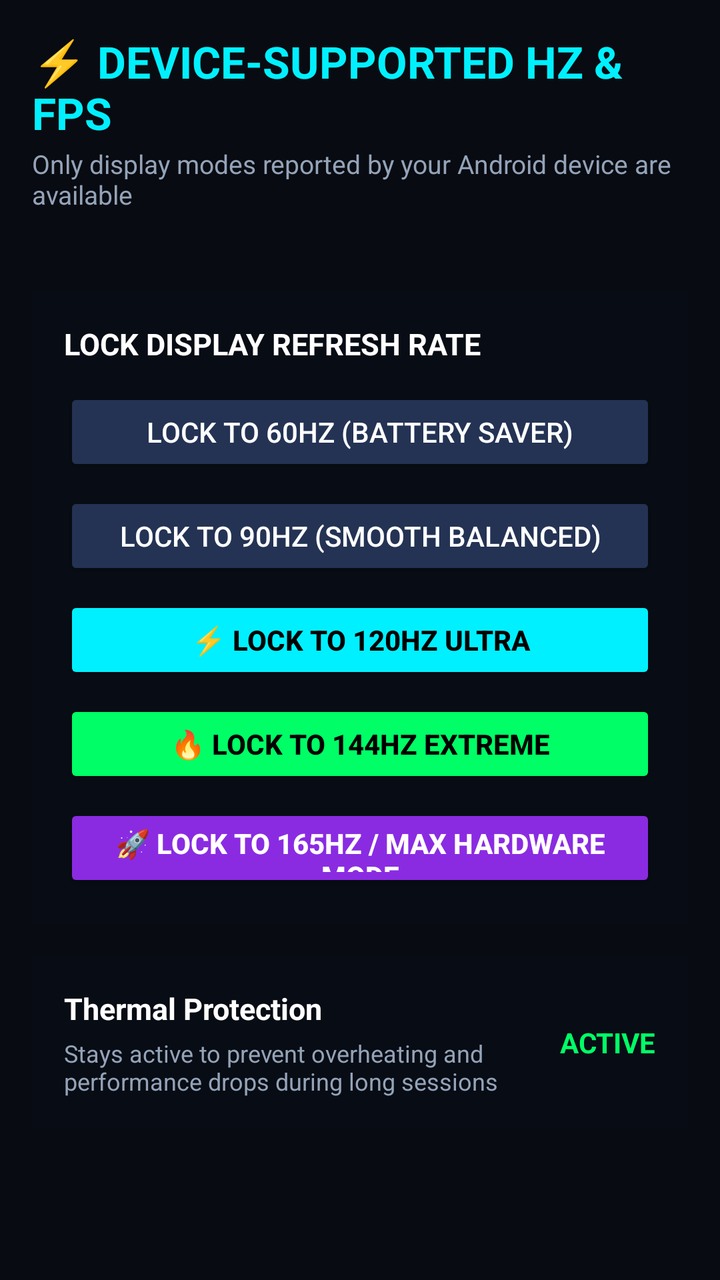
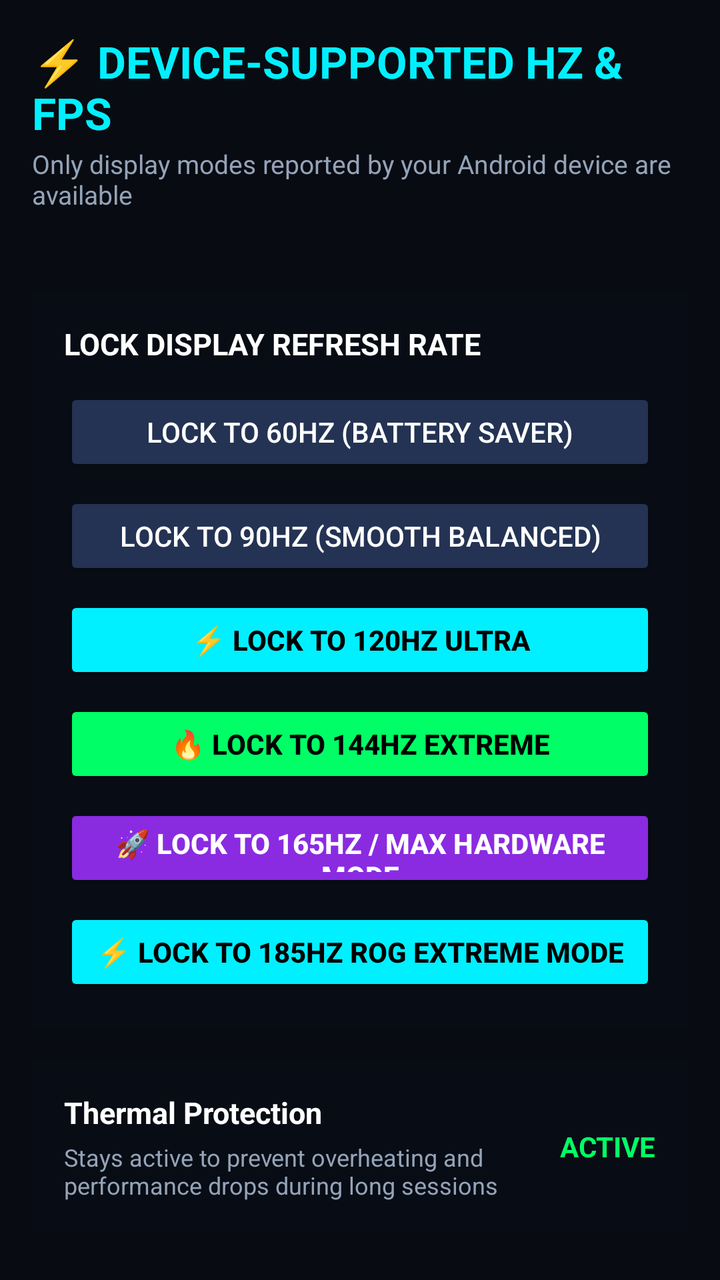

Screens rendered from an Android XML layout before and after an edit, with the pre-edit source and the edit as a unified diff.
<!-- AndroidManifest.xml: application theme Theme.AppCompat.NoActionBar -->
<!-- res/layout/fragment_hz_fps.xml -->
<?xml version="1.0" encoding="utf-8"?>
<ScrollView xmlns:android="http://schemas.android.com/apk/res/android"
    android:layout_width="match_parent"
    android:layout_height="match_parent"
    android:background="@color/bg_dark"
    android:fillViewport="true"
    android:overScrollMode="never"
    android:clipToPadding="false"
    android:paddingHorizontal="16dp"
    android:paddingTop="16dp"
    android:paddingBottom="80dp">

    <LinearLayout
        android:layout_width="match_parent"
        android:layout_height="wrap_content"
        android:orientation="vertical">

        <TextView
            android:layout_width="wrap_content"
            android:layout_height="wrap_content"
            android:text="⚡ DEVICE-SUPPORTED HZ &amp; FPS"
            android:textColor="@color/accent_cyan"
            android:textSize="22sp"
            android:textStyle="bold" />

        <TextView
            android:layout_width="wrap_content"
            android:layout_height="wrap_content"
            android:layout_marginTop="2dp"
            android:text="Only display modes reported by your Android device are available"
            android:textColor="@color/text_secondary"
            android:textSize="13sp" />

        <TextView
            android:id="@+id/tv_device_refresh_support"
            android:layout_width="wrap_content"
            android:layout_height="wrap_content"
            android:layout_marginTop="6dp"
            android:textColor="@color/accent_neon_green"
            android:textSize="13sp" />

        
        <LinearLayout
            android:layout_width="match_parent"
            android:layout_height="wrap_content"
            android:layout_marginTop="16dp"
            android:background="@color/card_bg"
            android:orientation="vertical"
            android:padding="16dp">

            <TextView
                android:layout_width="wrap_content"
                android:layout_height="wrap_content"
                android:text="LOCK DISPLAY REFRESH RATE"
                android:textColor="@color/text_primary"
                android:textSize="15sp"
                android:textStyle="bold" />

            <Button
                android:id="@+id/btn_lock_60"
                android:layout_width="match_parent"
                android:layout_height="44dp"
                android:layout_marginTop="12dp"
                android:backgroundTint="#243354"
                android:text="Lock to 60Hz (Battery Saver)"
                android:textColor="#FFFFFF" />

            <Button
                android:id="@+id/btn_lock_90"
                android:layout_width="match_parent"
                android:layout_height="44dp"
                android:layout_marginTop="8dp"
                android:backgroundTint="#243354"
                android:text="Lock to 90Hz (Smooth Balanced)"
                android:textColor="#FFFFFF" />

            <Button
                android:id="@+id/btn_lock_120"
                android:layout_width="match_parent"
                android:layout_height="44dp"
                android:layout_marginTop="8dp"
                android:backgroundTint="@color/accent_cyan"
                android:text="⚡ Lock to 120Hz Ultra"
                android:textColor="#000000"
                android:textStyle="bold" />

            <Button
                android:id="@+id/btn_lock_144"
                android:layout_width="match_parent"
                android:layout_height="44dp"
                android:layout_marginTop="8dp"
                android:backgroundTint="@color/accent_neon_green"
                android:text="🔥 Lock to 144Hz Extreme"
                android:textColor="#000000"
                android:textStyle="bold" />

            <Button
                android:id="@+id/btn_lock_165"
                android:layout_width="match_parent"
                android:layout_height="44dp"
                android:layout_marginTop="8dp"
                android:backgroundTint="@color/accent_purple"
                android:text="🚀 Lock to 165Hz / Max Hardware Mode"
                android:textColor="#FFFFFF"
                android:textStyle="bold" />
        </LinearLayout>

        
        <LinearLayout
            android:layout_width="match_parent"
            android:layout_height="wrap_content"
            android:layout_marginTop="16dp"
            android:background="@color/card_bg"
            android:gravity="center_vertical"
            android:orientation="horizontal"
            android:padding="16dp">

            <LinearLayout
                android:layout_width="0dp"
                android:layout_height="wrap_content"
                android:layout_weight="1"
                android:orientation="vertical">

                <TextView
                    android:layout_width="wrap_content"
                    android:layout_height="wrap_content"
                    android:text="Thermal Protection"
                    android:textColor="@color/text_primary"
                    android:textSize="15sp"
                    android:textStyle="bold" />

                <TextView
                    android:layout_width="wrap_content"
                    android:layout_height="wrap_content"
                    android:layout_marginTop="4dp"
                    android:text="Stays active to prevent overheating and performance drops during long sessions"
                    android:textColor="@color/text_secondary"
                    android:textSize="12sp" />
            </LinearLayout>

            <TextView
                android:layout_width="wrap_content"
                android:layout_height="wrap_content"
                android:text="ACTIVE"
                android:textColor="@color/accent_neon_green"
                android:textStyle="bold" />
        </LinearLayout>

    </LinearLayout>
</ScrollView>
<!-- resources referenced by this layout -->
<resources>
  <color name="accent_cyan">#00F0FF</color>
  <color name="accent_neon_green">#00FF66</color>
  <color name="accent_purple">#8A2BE2</color>
  <color name="bg_dark">#080B11</color>
  <color name="card_bg">#200F172A</color>
  <color name="text_primary">#FFFFFF</color>
  <color name="text_secondary">#94A3B8</color>
</resources>

<!-- the commit's change to res/layout/fragment_hz_fps.xml (unified diff, before → after) -->
@@ -103,6 +103,16 @@
                 android:text="🚀 Lock to 165Hz / Max Hardware Mode"
                 android:textColor="#FFFFFF"
                 android:textStyle="bold" />
+
+            <Button
+                android:id="@+id/btn_lock_185"
+                android:layout_width="match_parent"
+                android:layout_height="44dp"
+                android:layout_marginTop="8dp"
+                android:backgroundTint="@color/accent_cyan"
+                android:text="⚡ Lock to 185Hz ROG Extreme Mode"
+                android:textColor="#000000"
+                android:textStyle="bold" />
         </LinearLayout>
 
         
